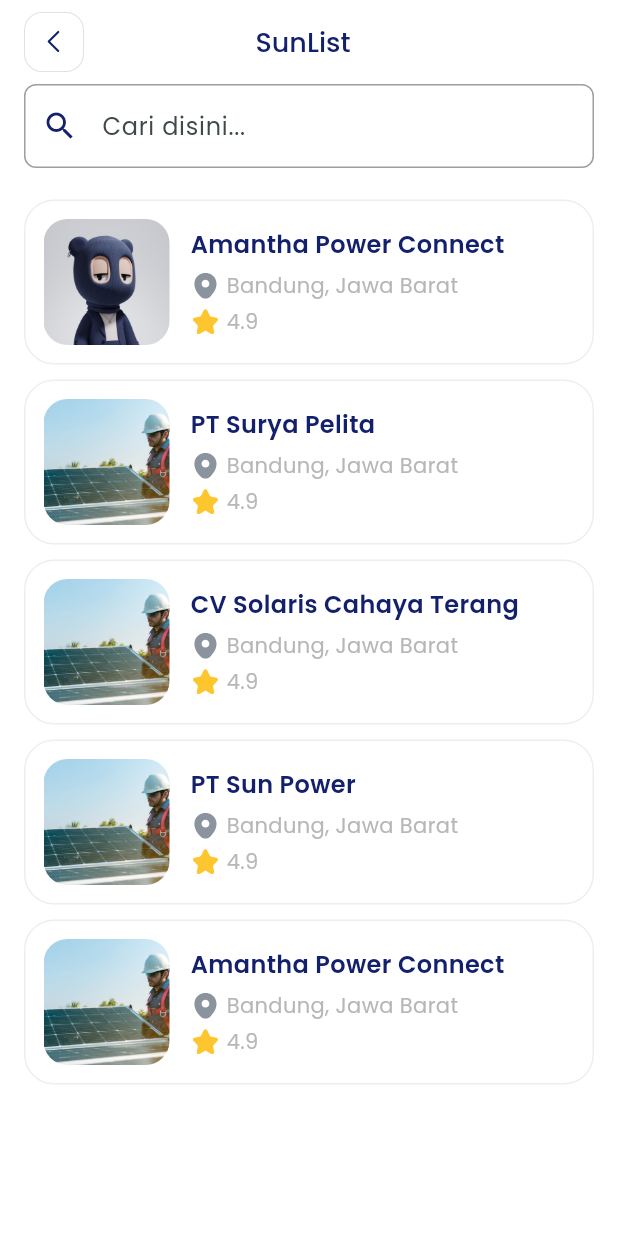
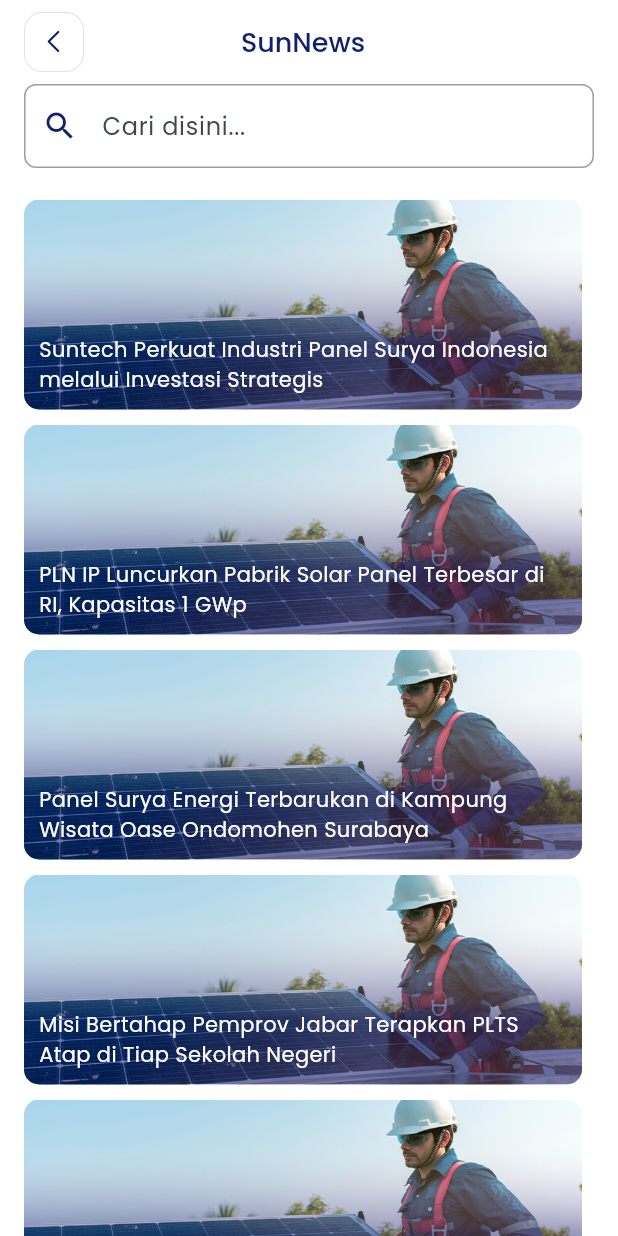
Before and after one commit to fauzihub13/sunmate, a Flutter app: the screen it shows after launch, after a tap on "Selengkapnya", on a phone screen of 412 x 824 dp. Run offline on Flutter 3.47's test engine with Material 3 defaults, Android fonts, the phone set to English and light mode, and no system bars; our stand-ins replace flutter_svg.

Commit message:
feat: news list page

```diff
--- a/lib/src/core/components/news_card.dart
+++ b/lib/src/core/components/news_card.dart
@@ -1,11 +1,11 @@
 import 'package:flutter/material.dart';
 import 'package:flutter_sunmate/src/core/constants/colors.dart';
 import 'package:flutter_sunmate/src/data/models/news.dart';
-import 'package:flutter_sunmate/src/presentation/sunnews/pages/detail_news.dart';
+import 'package:flutter_sunmate/src/presentation/sunnews/pages/news_detail_pages.dart';
 
 class NewsCard extends StatelessWidget {
   final News data;
-  const NewsCard({Key? key, required this.data});
+  const NewsCard({super.key, required this.data});
 
   @override
   Widget build(BuildContext context) {
@@ -16,7 +16,7 @@ class NewsCard extends StatelessWidget {
         }));
       },
       child: SizedBox(
-        height: 100,
+        height: 140,
         width: 300,
         child: Padding(
           padding: const EdgeInsets.only(right: 8.0),
--- a/lib/src/data/models/news.dart
+++ b/lib/src/data/models/news.dart
@@ -19,37 +19,95 @@ var newsList = [
       title:
           'Suntech Perkuat Industri Panel Surya Indonesia melalui Investasi Strategis',
       description:
-          'Blue Nature is a 5 star complemented with 80 well bedroom and suit, modern residence in a very strategic location from the city center. Blue Nature is a 5 star complemented with 80 well bedroom and suit, modern residence in a very strategic location from the city center. Blue Nature is a 5 star complemented with 80 well bedroom and suit.'),
+          '''Produsen panel surya global dengan pengalaman lebih dari dua dekade dan kapasitas global 25 gigawatt (GW), Suntech, mengambil langkah strategis untuk memperkuat industri panel surya di Indonesia. Melalui skema investasi, Suntech berencana membangun pabrik manufaktur panel surya domestik dengan kapasitas produksi 2 GW yang dijadwalkan beroperasi pada akhir 2024.
+
+Langkah tersebut sejalan dengan upaya pemerintah Indonesia dalam mempercepat transisi energi dan memperkuat kemandirian energi melalui pengembangan rantai pasok industri panel surya.
+
+Tak hanya itu, Suntech juga mengajak perusahaan-perusahaan dalam rantai pasoknya untuk berinvestasi di Indonesia. Hal ini bertujuan untuk mempercepat pengembangan industri energi terbarukan dalam negeri dan mendukung peningkatan Tingkat Komponen Dalam Negeri (TKDN) dalam setiap produk yang dihasilkan.
+
+Penandatanganan kerja sama antara Suntech Indonesia dan rantai pasoknya dilakukan di sela-sela acara diskusi panel Road To ISF 2024: The Future of Energy Value Chains in The Regional Low-Carbon Economy Development, yang berlangsung di Ballroom Thamrin Nine Tower, Selasa (20/8/2024). Penandatanganan ini diwakili langsung oleh Chairman Suntech, Wu Fei.
+
+Deputi Bidang Koordinasi Infrastruktur dan Transportasi Kemenkomarves RI, Rachmat Kaimuddin, yang turut hadir dalam acara tersebut, menegaskan pentingnya pengembangan teknologi dan rantai pasok industri panel surya di Indonesia.
+
+'''),
   News(
       id: 2,
       date: 'Rabu, 12 Oktober 2024',
       imageAsset: 'assets/images/vendor/vendor-1.jpg',
       title:
-          'Suntech Perkuat Industri Panel Surya Indonesia melalui Investasi Strategis',
-      description:
-          'Blue Nature is a 5 star complemented with 80 well bedroom and suit, modern residence in a very strategic location from the city center. Blue Nature is a 5 star complemented with 80 well bedroom and suit, modern residence in a very strategic location from the city center. Blue Nature is a 5 star complemented with 80 well bedroom and suit.'),
+          'PLN IP Luncurkan Pabrik Solar Panel Terbesar di RI, Kapasitas 1 GWp',
+      description: '''
+PLN Indonesia Power (PLN IP) meluncurkan pabrik panel surya terintegrasi pertama dan terbesar di Indonesia. Pabrik yang berlokasi di Kendal, Jawa Tengah ini memiliki kapasitas produksi mencapai 1 gigawatt peak (GWp).
+
+Direktur Utama PLN IP, Edwin Nugraha Putra, mengatakan, pabrik panel surya tersebut dibangun oleh perusahaan patungan anak usaha PLN IP, yakni PT Trina Mas Agra Indonesia (TMAI). TMAI dimiliki oleh PLN IP Renewables bersama Trina Solar Co.Ltd dan PT Dian Swastatika Sentosa.
+
+Ia menuturkan bahwa pabrik yang dibangun di atas lahan 7 hektar di Kawasan Industri Kendal tersebut dapat memproduksi modul panel surya terintegrasi dengan teknologi mutakhir, yaitu teknologi Tunnel Oxide Passivated Contact (TOPCon).
+
+Dengan teknologi baru itu, efisiensi panel surya bisa mencapai 23,2 persen, sementara rata-rata efisiensi saat ini di Indonesia berkisar 20 persen.
+
+Menurutnya, dengan produk yang dihasilkan lebih efisien dan memiliki keandalan tinggi, pembangunan pabrik solar ini menjadi bukti keseriusan perusahaan dalam mengembangkan industri energi baru terbarukan (EBT).
+
+
+'''),
   News(
       id: 3,
       date: 'Rabu, 12 Oktober 2024',
       imageAsset: 'assets/images/vendor/vendor-1.jpg',
       title:
-          'Suntech Perkuat Industri Panel Surya Indonesia melalui Investasi Strategis',
+          'Panel Surya Energi Terbarukan di Kampung Wisata Oase Ondomohen Surabaya',
       description:
-          'Blue Nature is a 5 star complemented with 80 well bedroom and suit, modern residence in a very strategic location from the city center. Blue Nature is a 5 star complemented with 80 well bedroom and suit, modern residence in a very strategic location from the city center. Blue Nature is a 5 star complemented with 80 well bedroom and suit.'),
+          '''Kampung Wisata Oase Ondomohen, begitu tulisan yang tertera di gapura yang masuk Jalan Ondomohen Megarsari II, Kecamatan Genteng, Surabaya.
+Gapura bergaya neoklasik itu sekaligus jadi pintu utama menuju Kampung Ondomohen.
+
+Deretan tanaman dalam pot bekas pembungkus makanan ataupun botol plastik tampak terpajang di sepanjang jalan.
+
+Visual ini seolah membawa kesan bahwa daur ulang dan penghijauan menjadi tema dan daya tarik utama wisata alternatif itu.
+
+Namun, di Kampung Wisata Oase Ondomohen ini, tak hanya melulu soal daur ulang dan penghijauan, tetapi juga telah menggunakan energi terbarukan yang berasal dari panel surya untuk memproduksi listrik.
+
+Ada 9 unit panel surya yang sudah terpasang di Kampung Wisata Oase Ondomohen. Instalasi pembangkit listrik tenaga surya (PLTS) itu terpasang persis di gang masuk rumah warga.
+
+Instalasi itu dilengkapi dengan solar inverter untuk mengubah arus listrik dari DC menjadi AC serta WiFi Switch R2, sebagai saklar daya pintar yang dipasang secara nirkabel.
+
+'''),
   News(
       id: 3,
-      date: 'Rabu, 12 Oktober 2024',
+      date: 'Kamis, 19 Oktober 2024',
       imageAsset: 'assets/images/vendor/vendor-1.jpg',
       title:
-          'Suntech Perkuat Industri Panel Surya Indonesia melalui Investasi Strategis',
+          'Misi Bertahap Pemprov Jabar Terapkan PLTS Atap di Tiap Sekolah Negeri',
       description:
-          'Blue Nature is a 5 star complemented with 80 well bedroom and suit, modern residence in a very strategic location from the city center. Blue Nature is a 5 star complemented with 80 well bedroom and suit, modern residence in a very strategic location from the city center. Blue Nature is a 5 star complemented with 80 well bedroom and suit.'),
+          '''Pemerintah Provinsi Jawa Barat terus menggencarkan implementasi energi terbarukan. Salah satu langkahnya ialah mulai menerapkan penggunaan panel surya untuk menghasilkan listrik di tiap-tiap sekolah negeri.
+Pj Gubernur Jabar, Bey Machmudin mengatakan PLTS atap saat ini telah dibangun di 7 SMK dan SMA di Jabar. Selain demi menunjang penghematan energi, juga penggunaan PLTS atap untuk menunjang pembelajaran para siswa.
+
+"Baru tujuh sekolah, mereka mengurangi biaya operasional seperti biaya listrik dan juga menambah pengetahuan siswa, bahwa betul bisa digunakan. Tentunya dengan adanya PLTS atap kita berharap ada perusahaan yang mau menyumbangkan CSR-nya untuk PLTS atap, karena sangat baik karena mengurangi polusi juga," ucap Bey, Kamis (21/11/2024).
+
+Ia juga telah menandatangani prasasti peresmian PLTS atap SMAN dan SMKN di Jabar, dalam acara West Java Energy Festival (WJEF) di Hotel Pullman Bandung. Bey mengungkap ketujuh sekolah tersebut ialah SMAN 1 Cianjur, SMKN 2 Bogor, SMKN 1 Purwakarta, SMKN 1 Cimahi, SMKN 1 Garut, SMKN 2 Tasikmalaya, dan SMKN 1 Cirebon.
+
+Ia menargetkan pada tahun 2025 akan ada 7 sekolah lagi yang akan dibangun PLTS atap. Adapun total investasi yang dikeluarkan Pemprov Jabar menggunakan dana APBD tersebut, sekitar Rp5-6 miliar untuk ketujuh sekolah.
+
+Baca artikel detikjabar, "Misi Bertahap Pemprov Jabar Terapkan PLTS Atap di Tiap Sekolah Negeri" selengkapnya https://www.detik.com/jabar/berita/d-7649624/misi-bertahap-pemprov-jabar-terapkan-plts-atap-di-tiap-sekolah-negeri.
+
+Download Apps Detikcom Sekarang https://apps.detik.com/detik/
+
+'''),
   News(
       id: 3,
-      date: 'Rabu, 12 Oktober 2024',
+      date: 'Jumat, 20 Oktober 2024',
       imageAsset: 'assets/images/vendor/vendor-1.jpg',
       title:
-          'Suntech Perkuat Industri Panel Surya Indonesia melalui Investasi Strategis',
+          'Rencana RI Ekspor Listrik ke Singapura Bisa Datangkan Investasi Rp 780 T',
       description:
-          'Blue Nature is a 5 star complemented with 80 well bedroom and suit, modern residence in a very strategic location from the city center. Blue Nature is a 5 star complemented with 80 well bedroom and suit, modern residence in a very strategic location from the city center. Blue Nature is a 5 star complemented with 80 well bedroom and suit.'),
+          '''Rencana Indonesia mengekspor listrik bersih ke Singapura diperkirakan bisa mendatangkan investasi jumbo ke Tanah Air. Apalagi permintaan listrik bersih dari Negeri Singa mencapai 3,4 GW.
+
+Menurut Plt Bidang Koordinasi Konektivitas Berkelanjutan Kemenko Infrastruktur dan Pembangunan Kewilayahan, Andi Yulianti Ramli, potensi investasi bagi Indonesia mencapai US\$ 50 miliar atau Rp 780 triliun. Indonesia juga bisa memperoleh devisa ekspor sekitar US\$ 4-6 miliar.
+
+"Nah itu membuka peluang devisa ekspor listrik sebesar US\$ 4-6 miliar dan investasi hingga US\$ 50 miliar," katanya dalam The Bangun Bangsa Conference 2024, Sustainability in Action: Accelerating Decarbonisation Journey in Asia Pacific di Hotel Sultan, Jakarta, Jumat (25/10/2024).
+
+Kemudian ada juga potensi investasi di rantai pasok panel surya, battery energy system storage, dan lainnya. Potensi devisa yang diraup untuk proyek tersebut mencapai US\$ 2,7 miliar.
+
+"Apabila kita melakukan ekspor listrik Singapura ini, itu membuka peluang ekonomi untuk investasi di rantai pasok solar, PV, dan baterai energy systemnya, storage system. Kita sudah ada perhitungan dan beberapa perusahaan apapun sudah ada yang membangun salah satunya di Kendal dan investasi untuk panel surya ini bisa meraup potensi devisa sebesar US\$ 2,7 miliar," bebernya.
+
+Tahun lalu konsorsium yang terdiri dari Pacific Medco Solar Energy Medco Power with Consortium partners, PacificLight Power Pte Ltd (PLP) and Gallant Venture Ltd, a Salim Group company, Adaro Green, dan TBS Energi Utama juga telah mendapat persetujuan serupa.
+'''),
 ];
--- a/lib/src/presentation/home/pages/home_page.dart
+++ b/lib/src/presentation/home/pages/home_page.dart
@@ -5,6 +5,7 @@ import 'package:flutter_sunmate/src/presentation/home/widgets/appbar.dart';
 import 'package:flutter_sunmate/src/presentation/home/widgets/banner.dart';
 import 'package:flutter_sunmate/src/presentation/home/widgets/title_section.dart';
 import 'package:flutter_sunmate/src/presentation/sunlist/pages/vendor_list_page.dart';
+import 'package:flutter_sunmate/src/presentation/sunnews/pages/news_list_pages.dart';
 
 class HomePage extends StatefulWidget {
   const HomePage({super.key});
@@ -33,7 +34,7 @@ class _HomePageState extends State<HomePage> {
                         onPressed: () {
                           Navigator.push(context,
                               MaterialPageRoute(builder: (context) {
-                            return VendorListPage();
+                            return const NewsListPages();
                           }));
                         }),
                   ),
@@ -45,7 +46,13 @@ class _HomePageState extends State<HomePage> {
                     padding:
                         const EdgeInsets.symmetric(horizontal: 16, vertical: 0),
                     child: TitleSection(
-                        title: 'Vendor Panel Surya', onPressed: () {}),
+                        title: 'Vendor Panel Surya',
+                        onPressed: () {
+                          Navigator.push(context,
+                              MaterialPageRoute(builder: (context) {
+                            return const VendorListPage();
+                          }));
+                        }),
                   ),
                   const ListVendor(
                     itemCount: 3,
--- a/lib/src/presentation/sunnews/pages/detail_news.dart
+++ b/lib/src/presentation/sunnews/pages/news_detail_pages.dart
@@ -31,7 +31,7 @@ class MobileView extends StatelessWidget {
   @override
   Widget build(BuildContext context) {
     return Scaffold(
-      appBar: const CustomAppbar(title: 'Detail Vendor', canBack: true),
+      appBar: const CustomAppbar(title: 'Detail Berita', canBack: true),
       body: SafeArea(
           child: SingleChildScrollView(
         child: Padding(
--- /dev/null
+++ b/lib/src/presentation/sunnews/pages/news_list_pages.dart
@@ -0,0 +1,81 @@
+import 'package:flutter/material.dart';
+import 'package:flutter_sunmate/src/core/components/custom_appbar.dart';
+import 'package:flutter_sunmate/src/core/components/news_card.dart';
+import 'package:flutter_sunmate/src/core/components/search_bar.dart';
+import 'package:flutter_sunmate/src/data/models/news.dart';
+
+class NewsListPages extends StatelessWidget {
+  const NewsListPages({super.key});
+
+  @override
+  Widget build(BuildContext context) {
+    return LayoutBuilder(
+        builder: (BuildContext context, BoxConstraints constraints) {
+      if (constraints.maxWidth <= 600) {
+        return const MobileView();
+      } else {
+        return const MobileView();
+      }
+    });
+  }
+}
+
+class MobileView extends StatefulWidget {
+  const MobileView({super.key});
+
+  @override
+  State<MobileView> createState() => _MobileViewState();
+}
+
+class _MobileViewState extends State<MobileView> {
+  final TextEditingController searchController = TextEditingController();
+  List<News> searchResults = [];
+  final List<News> news = newsList;
+
+  @override
+  void initState() {
+    super.initState();
+    searchResults = news; // Tampilkan semua vendor secara default
+  }
+
+  void _onSearchChanged(String value) {
+    setState(() {
+      searchResults = news
+          .where((e) => e.title.toLowerCase().contains(value.toLowerCase()))
+          .toList();
+    });
+  }
+
+  @override
+  Widget build(BuildContext context) {
+    return Scaffold(
+      appBar: const CustomAppbar(title: 'SunNews', canBack: true),
+      body: Padding(
+        padding: const EdgeInsets.symmetric(horizontal: 16.0),
+        child: Column(
+          children: [
+            CustomSearchBar(
+              controller: searchController,
+              onChanged: _onSearchChanged,
+            ),
+            const SizedBox(height: 16.0),
+            Expanded(
+              child: searchResults.isEmpty
+                  ? const Center(child: Text('Tidak ada hasil ditemukan.'))
+                  : ListView.builder(
+                      itemCount: searchResults.length,
+                      itemBuilder: (context, index) {
+                        final News newsData = searchResults[index];
+                        return Padding(
+                          padding: const EdgeInsets.symmetric(vertical: 5.0),
+                          child: NewsCard(data: newsData),
+                        );
+                      },
+                    ),
+            ),
+          ],
+        ),
+      ),
+    );
+  }
+}
```
